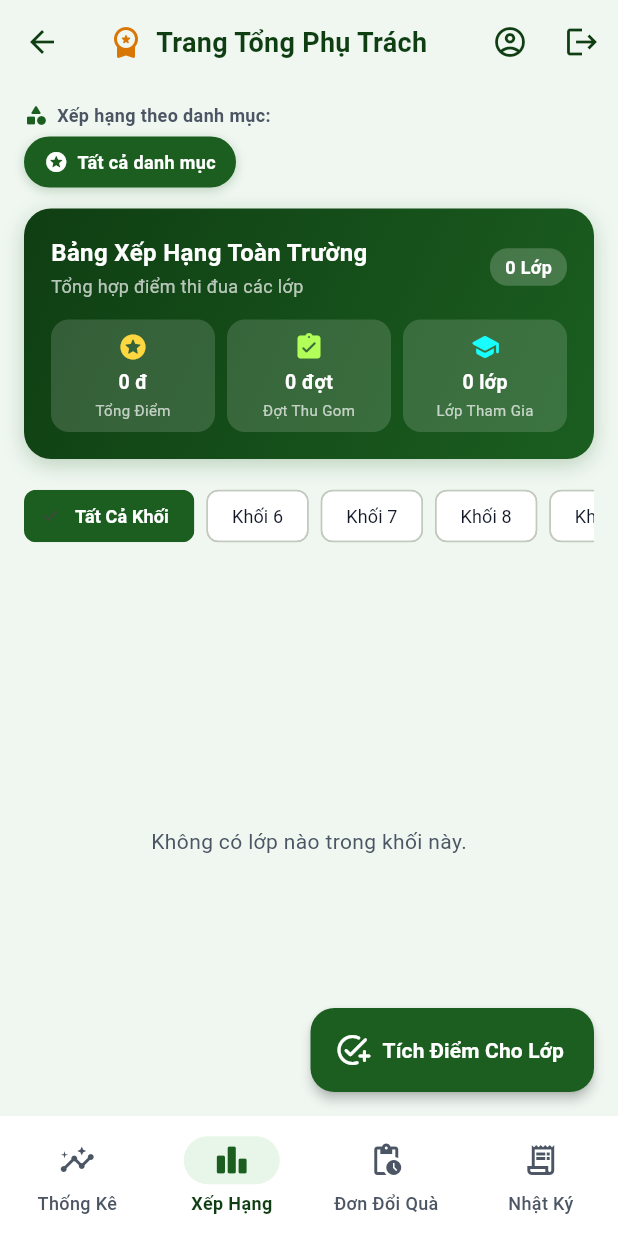
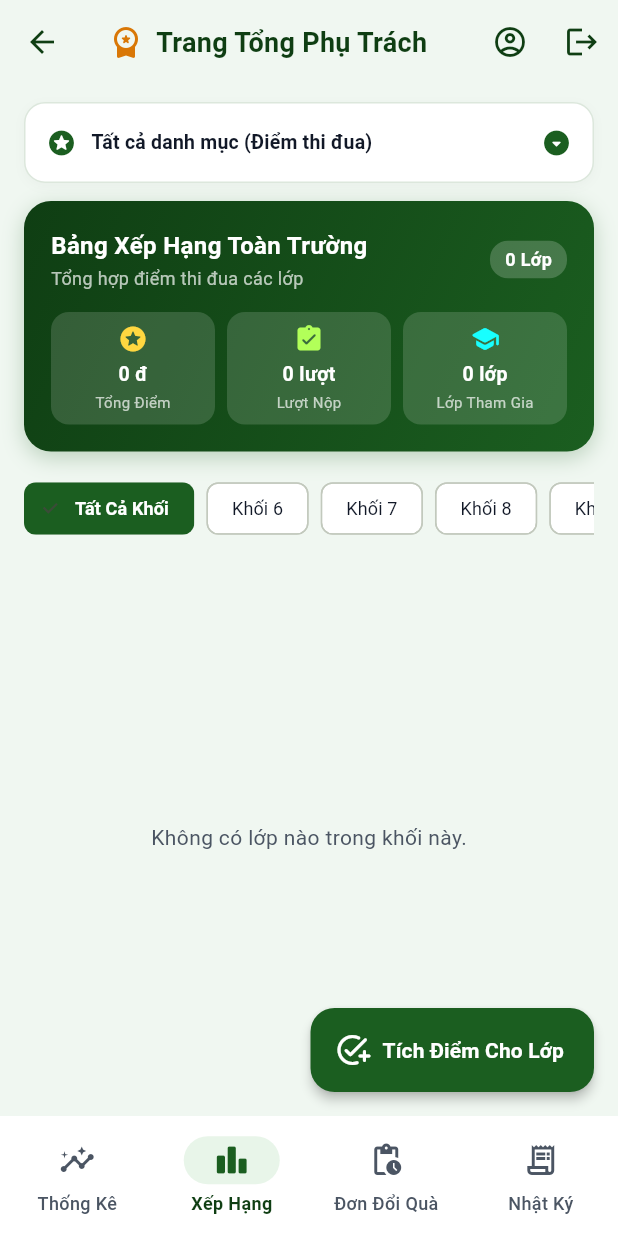
Before and after one commit to hungphamhuynh/hanhdongxanh, a Flutter app: the LeadTeacherDashboardScreen screen opened directly, item 2 of the bottom bar chosen, on a phone screen of 412 x 824 dp. Run offline on Flutter 3.47's test engine with Material 3 defaults, Android fonts, the phone set to English and light mode, and no system bars; our stand-ins replace cloud_firestore, connectivity_plus, firebase_auth, firebase_core; accounts and stored records are empty.

Commit message:
feat: convert category selector to dropdown and clarify submission count terminology

```diff
--- a/lib/features/lead_teacher/presentation/widgets/lead_teacher_leaderboard_tab.dart
+++ b/lib/features/lead_teacher/presentation/widgets/lead_teacher_leaderboard_tab.dart
@@ -191,59 +191,90 @@ class _LeadTeacherLeaderboardTabState extends State<LeadTeacherLeaderboardTab> {
 
     return CustomScrollView(
       slivers: [
-        // 1. THANH CHỌN DANH MỤC ĐỘNG (Lấy từ point_rules)
+        // 1. BỘ CHỌN DANH MỤC DẠNG SELECT
         SliverToBoxAdapter(
           child: Padding(
-            padding: const EdgeInsets.fromLTRB(16, 12, 16, 6),
-            child: Column(
-              crossAxisAlignment: CrossAxisAlignment.start,
+            padding: const EdgeInsets.fromLTRB(16, 12, 16, 4),
+            child: Container(
+              padding: const EdgeInsets.symmetric(horizontal: 14, vertical: 2),
+              decoration: BoxDecoration(
+                color: Colors.white,
+                borderRadius: BorderRadius.circular(14),
+                border: Border.all(color: AppColors.border),
+                boxShadow: [
+                  BoxShadow(
+                    color: Colors.black.withValues(alpha: 0.03),
+                    blurRadius: 6,
+                    offset: const Offset(0, 2),
+                  ),
+                ],
+              ),
+              child: DropdownButtonHideUnderline(
+                child: DropdownButton<String>(
+                  value: _selectedRuleId,
+                  isExpanded: true,
+                  icon: const Icon(
+                    Icons.arrow_drop_down_circle_rounded,
+                    color: AppColors.primary,
+                    size: 20,
+                  ),
+                  items: [
+                    const DropdownMenuItem<String>(
+                      value: '',
+                      child: Row(
                         children: [
-                const Row(
-                  children: [
-                    Icon(Icons.category_rounded,
-                        size: 16, color: AppColors.primary),
-                    SizedBox(width: 6),
-                    Text(
-                      'Xếp hạng theo danh mục:',
+                          Icon(
+                            Icons.stars_rounded,
+                            color: AppColors.primary,
+                            size: 20,
+                          ),
+                          SizedBox(width: 10),
+                          Expanded(
+                            child: Text(
+                              'Tất cả danh mục (Điểm thi đua)',
                               style: TextStyle(
-                        fontSize: 12,
+                                fontSize: 13,
                                 fontWeight: FontWeight.bold,
-                        color: AppColors.textSecondary,
+                                color: AppColors.textPrimary,
+                              ),
+                              overflow: TextOverflow.ellipsis,
                             ),
                           ),
                         ],
                       ),
-                const SizedBox(height: 6),
-                SingleChildScrollView(
-                  scrollDirection: Axis.horizontal,
+                    ),
+                    ...rules.map((rule) {
+                      return DropdownMenuItem<String>(
+                        value: rule.id,
                         child: Row(
                           children: [
-                      // Tất cả danh mục
-                      _buildCategoryChip(
-                        label: 'Tất cả danh mục',
-                        icon: Icons.stars_rounded,
-                        isSelected: _selectedRuleId.isEmpty,
-                        onTap: () => setState(() => _selectedRuleId = ''),
+                            Icon(
+                              rule.iconData,
+                              color: AppColors.primary,
+                              size: 20,
                             ),
-                      const SizedBox(width: 8),
-
-                      // Danh sách các danh mục động từ Admin
-                      ...rules.map((rule) {
-                        return Padding(
-                          padding: const EdgeInsets.only(right: 8),
-                          child: _buildCategoryChip(
-                            label: rule.name,
-                            icon: rule.iconData,
-                            isSelected: _selectedRuleId == rule.id,
-                            onTap: () =>
-                                setState(() => _selectedRuleId = rule.id),
+                            SizedBox(width: 10),
+                            Expanded(
+                              child: Text(
+                                '${rule.name} (${rule.unit})',
+                                style: const TextStyle(
+                                  fontSize: 13,
+                                  fontWeight: FontWeight.w600,
+                                  color: AppColors.textPrimary,
+                                ),
+                                overflow: TextOverflow.ellipsis,
+                              ),
+                            ),
+                          ],
                         ),
                       );
                     }),
                   ],
+                  onChanged: (val) {
+                    if (val != null) setState(() => _selectedRuleId = val);
+                  },
                 ),
               ),
-              ],
             ),
           ),
         ),
@@ -320,59 +351,6 @@ class _LeadTeacherLeaderboardTabState extends State<LeadTeacherLeaderboardTab> {
             ),
           ),
       ],
-    );
-  }
-
-  /// Chip chọn danh mục
-  Widget _buildCategoryChip({
-    required String label,
-    required IconData icon,
-    required bool isSelected,
-    required VoidCallback onTap,
-  }) {
-    return InkWell(
-      onTap: onTap,
-      borderRadius: BorderRadius.circular(20),
-      child: AnimatedContainer(
-        duration: const Duration(milliseconds: 200),
-        padding: const EdgeInsets.symmetric(horizontal: 12, vertical: 7),
-        decoration: BoxDecoration(
-          color: isSelected ? AppColors.primary : Colors.white,
-          borderRadius: BorderRadius.circular(20),
-          border: Border.all(
-            color: isSelected ? AppColors.primary : AppColors.border,
-            width: isSelected ? 1.5 : 1,
-          ),
-          boxShadow: isSelected
-              ? [
-                  BoxShadow(
-                    color: AppColors.primary.withValues(alpha: 0.25),
-                    blurRadius: 6,
-                    offset: const Offset(0, 2),
-                  ),
-                ]
-              : null,
-        ),
-        child: Row(
-          mainAxisSize: MainAxisSize.min,
-          children: [
-            Icon(
-              icon,
-              size: 16,
-              color: isSelected ? Colors.white : AppColors.primary,
-            ),
-            const SizedBox(width: 6),
-            Text(
-              label,
-              style: TextStyle(
-                fontSize: 12,
-                fontWeight: isSelected ? FontWeight.bold : FontWeight.w500,
-                color: isSelected ? Colors.white : AppColors.textPrimary,
-              ),
-            ),
-          ],
-        ),
-      ),
     );
   }
 
@@ -489,8 +467,8 @@ class _LeadTeacherLeaderboardTabState extends State<LeadTeacherLeaderboardTab> {
                 Expanded(
                   child: _buildStatTile(
                     icon: Icons.assignment_turned_in_rounded,
-                    label: 'Đợt Thu Gom',
-                    value: '$totalSchoolSubmissions đợt',
+                    label: 'Lượt Nộp',
+                    value: '$totalSchoolSubmissions lượt',
                     iconColor: Colors.lightGreenAccent,
                   ),
                 ),
@@ -654,7 +632,7 @@ class _LeadTeacherLeaderboardTabState extends State<LeadTeacherLeaderboardTab> {
           ),
         ),
         subtitle: Text(
-          'Khối ${item.grade} • ${item.submissionCount} đợt nộp',
+          'Khối ${item.grade} • ${item.submissionCount} lượt nộp',
           style: const TextStyle(fontSize: 12, color: AppColors.textSecondary),
         ),
         trailing: Container(
```
Lines whose indentation alone changed are shown as unchanged.
